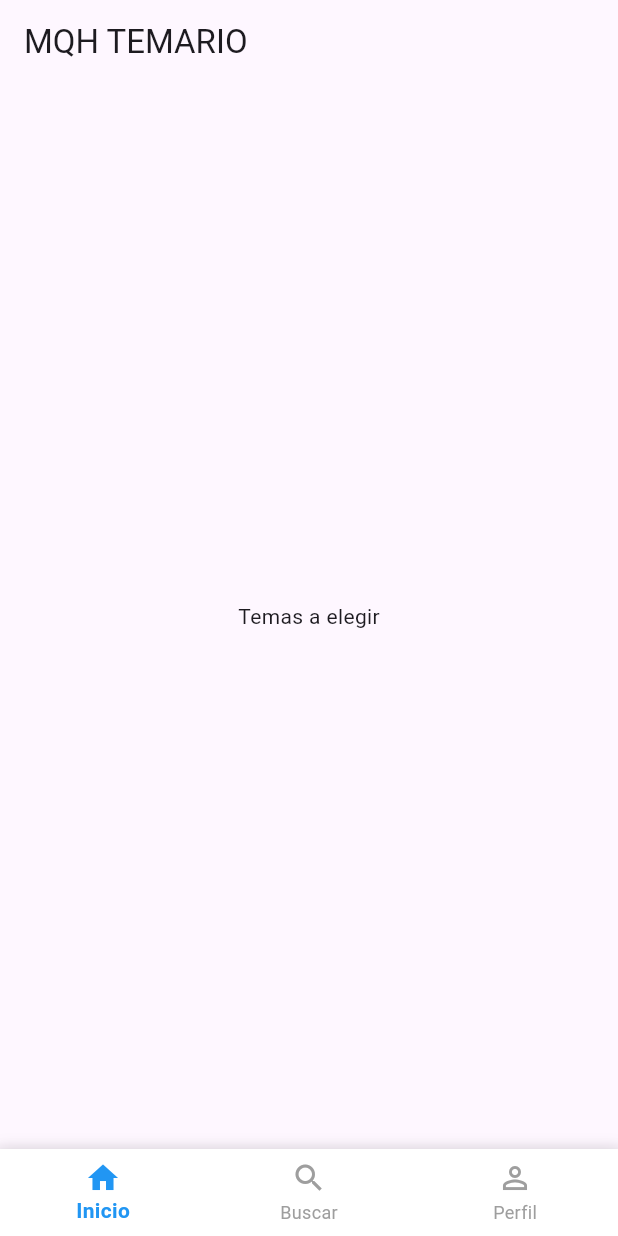
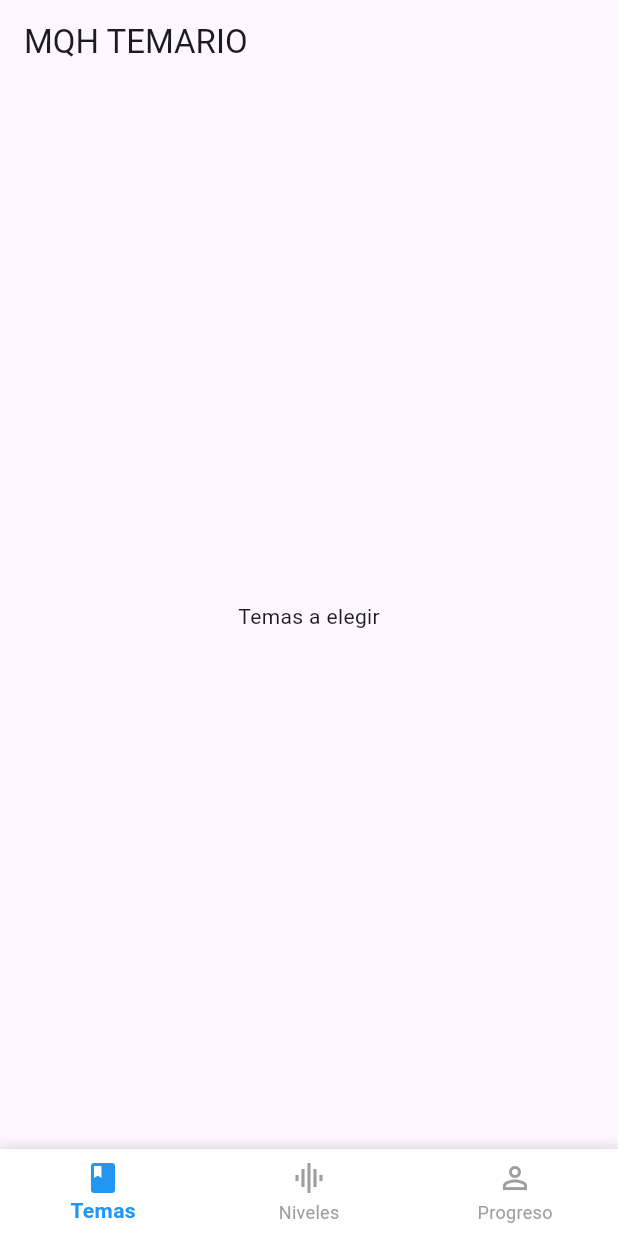
Before and after one commit to RommelOlachea/app-mqh-cbtis62, a Flutter app: the screen it shows after launch, on a phone screen of 412 x 824 dp. Run offline on Flutter 3.47's test engine with Material 3 defaults, Android fonts, the phone set to English and light mode, and no system bars; our stand-ins replace go_router, video_player.

Commit message:
se cambiaron los nombres de las pantallas

```diff
--- a/lib/config/router/app_router.dart
+++ b/lib/config/router/app_router.dart
@@ -1,6 +1,6 @@
 import 'package:go_router/go_router.dart';
 import 'package:mqh_rommel/presentation/authenticate/authenticate.dart';
-import 'package:mqh_rommel/presentation/screens/demo_screen.dart';
+import 'package:mqh_rommel/presentation/screens/topics_screen.dart';
 import '../../presentation/screens/screens.dart';
 
 final appRouter = GoRouter(
@@ -17,10 +17,19 @@ final appRouter = GoRouter(
       builder: (context, state) =>  HomeScreen(),
     ),
     GoRoute(
-      name: 'demo',
-      path: '/demo',
-      builder: (context, state) => const DemoScreen(),
+      name: 'topics',
+      path: '/topics',
+      builder: (context, state) => const TopicsScreen(),
     ),
-
+    GoRoute(
+      name: 'levesl',
+      path: '/levels',
+      builder: (context, state) => const TopicsScreen(),
+    ),
+    GoRoute(
+      name: 'progress',
+      path: '/progress',
+      builder: (context, state) => const TopicsScreen(),
+    ),
   ],
 );
--- a/lib/presentation/screens/demo_screen.dart
+++ /dev/null
@@ -1,17 +0,0 @@
-import 'package:flutter/material.dart';
-
-class DemoScreen extends StatelessWidget {
-  const DemoScreen({super.key});
-
-  @override
-  Widget build(BuildContext context) {
-    return Scaffold(
-      appBar: AppBar(
-        title: const Text('MQH TEMARIO'),
-      ),
-      body: const Center(
-        child: Text('Temas a elegir'),
-      ),
-    );
-  }
-}
--- a/lib/presentation/screens/home_screen.dart
+++ b/lib/presentation/screens/home_screen.dart
@@ -1,7 +1,7 @@
 import 'package:flutter/material.dart';
-import 'package:mqh_rommel/presentation/screens/demo1_screen.dart';
-import 'package:mqh_rommel/presentation/screens/demo2_screen.dart';
-import 'package:mqh_rommel/presentation/screens/demo_screen.dart';
+import 'package:mqh_rommel/presentation/screens/levels_screen.dart';
+import 'package:mqh_rommel/presentation/screens/progress_screen.dart';
+import 'package:mqh_rommel/presentation/screens/topics_screen.dart';
 
 class HomeScreen extends StatefulWidget {
   @override
@@ -13,9 +13,9 @@ class _HomeScreenState extends State<HomeScreen> {
 
   // Lista de las páginas que se mostrarán en el IndexedStack
   final List<Widget> _pages = [
-    DemoScreen(),
-    DemoScreen1(),
-    DemoScreen2(),
+    const TopicsScreen(),
+    const LevelsScreen(),
+    const ProgressScreen(),
   ];
 
   // Cambiar el índice seleccionado
@@ -46,19 +46,19 @@ class _HomeScreenState extends State<HomeScreen> {
         child: BottomNavigationBar(
           items: const <BottomNavigationBarItem>[
             BottomNavigationBarItem(
-              icon: Icon(Icons.home_outlined),
-              activeIcon: Icon(Icons.home),
-              label: 'Inicio',
+              icon: Icon(Icons.book_outlined),
+              activeIcon: Icon(Icons.book),
+              label: 'Temas',
             ),
             BottomNavigationBarItem(
-              icon: Icon(Icons.search_outlined),
-              activeIcon: Icon(Icons.search),
-              label: 'Buscar',
+              icon: Icon(Icons.graphic_eq),
+              activeIcon: Icon(Icons.graphic_eq),
+              label: 'Niveles',
             ),
             BottomNavigationBarItem(
               icon: Icon(Icons.person_outline),
               activeIcon: Icon(Icons.person),
-              label: 'Perfil',
+              label: 'Progreso',
             ),
           ],
           currentIndex: _selectedIndex,
--- a/lib/presentation/screens/demo1_screen.dart
+++ b/lib/presentation/screens/levels_screen.dart
@@ -1,7 +1,7 @@
 import 'package:flutter/material.dart';
 
-class DemoScreen1 extends StatelessWidget {
-  const DemoScreen1({super.key});
+class LevelsScreen extends StatelessWidget {
+  const LevelsScreen ({super.key});
 
   @override
   Widget build(BuildContext context) {
--- a/lib/presentation/screens/screens.dart
+++ b/lib/presentation/screens/screens.dart
@@ -1 +1,7 @@
+
+
+
 export 'package:mqh_rommel/presentation/screens/home_screen.dart';
+export 'package:mqh_rommel/presentation/screens/levels_screen.dart';
+export 'package:mqh_rommel/presentation/screens/progress_screen.dart';
+export 'package:mqh_rommel/presentation/screens/topics_screen.dart';
--- a/lib/presentation/screens/demo2_screen.dart
+++ b/lib/presentation/screens/topics_screen.dart
@@ -1,16 +1,16 @@
 import 'package:flutter/material.dart';
 
-class DemoScreen2 extends StatelessWidget {
-  const DemoScreen2({super.key});
+class TopicsScreen extends StatelessWidget {
+  const TopicsScreen({super.key});
 
   @override
   Widget build(BuildContext context) {
     return Scaffold(
       appBar: AppBar(
-        title: const Text('Progreso del LSM'),
+        title: const Text('MQH TEMARIO'),
       ),
       body: const Center(
-        child: Text('Progreso del Lenguaje de Señas Mexicano'),
+        child: Text('Temas a elegir'),
       ),
     );
   }
```
Also changed, not shown: lib/presentation/screens/progress_screen.dart (added, +17 -0 lines).
